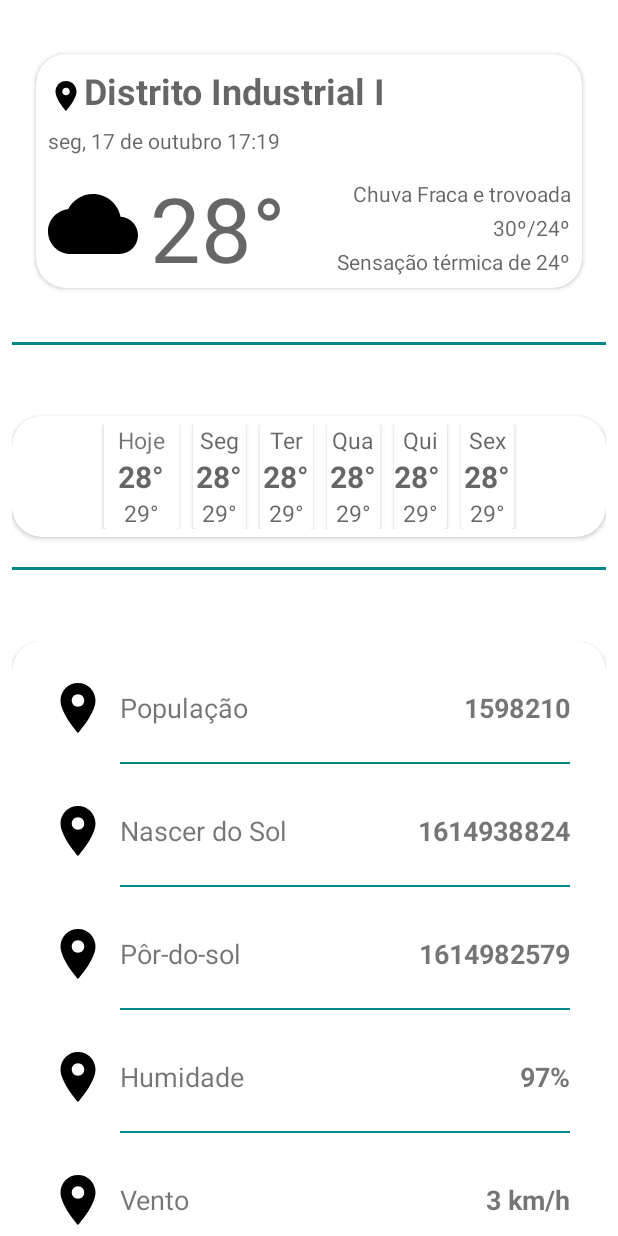
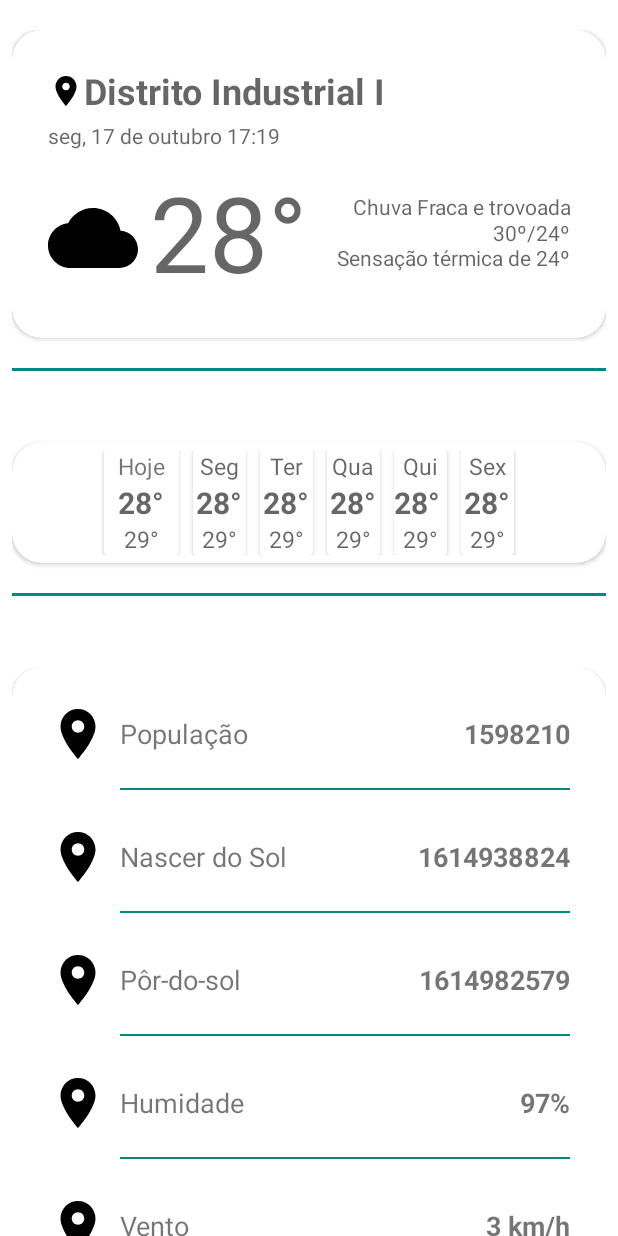
Before and after one commit to dijoncavalcante/weatherForecast, an Android app: the layout list_item.xml on its own in the app's theme, with its tools: preview values and no code run, on a phone screen of 412 x 824 dp. Run offline under Robolectric (Android 15) with nearby library versions, the phone set to English and light mode, and no system bars; network calls fail.

Commit message:
feature: Fixed block 1 of the home page

```diff
--- a/app/src/main/res/layout/list_item.xml
+++ b/app/src/main/res/layout/list_item.xml
@@ -12,22 +12,20 @@
         android:id="@+id/cv_location"
         android:layout_width="match_parent"
         android:layout_height="wrap_content"
-        android:layout_margin="16dp"
         app:cardCornerRadius="20dp">
 
         <androidx.constraintlayout.widget.ConstraintLayout
             android:id="@+id/cl_block1"
             android:layout_width="match_parent"
-            android:layout_height="match_parent">
+            android:layout_height="match_parent"
+            android:padding="24dp">
 
             <ImageView
                 android:id="@+id/iv_location_block1"
                 android:layout_width="0dp"
                 android:layout_height="wrap_content"
-                android:layout_marginStart="8dp"
-                android:layout_marginLeft="8dp"
-                android:layout_marginTop="8dp"
                 android:src="@drawable/ic_location_24"
+                app:layout_constraintBottom_toBottomOf="@id/tv_location_block1"
                 app:layout_constraintStart_toStartOf="parent"
                 app:layout_constraintTop_toTopOf="@id/tv_location_block1" />
 
@@ -35,7 +33,6 @@
                 android:id="@+id/tv_location_block1"
                 android:layout_width="0dp"
                 android:layout_height="wrap_content"
-                android:layout_marginTop="8dp"
                 android:hint="Distrito Industrial I"
                 android:textAllCaps="true"
                 android:textSize="24sp"
@@ -45,9 +42,8 @@
 
             <TextView
                 android:id="@+id/tv_date_block1"
-                android:layout_width="match_parent"
+                android:layout_width="0dp"
                 android:layout_height="wrap_content"
-                android:layout_marginStart="8dp"
                 android:layout_marginTop="8dp"
                 android:hint="seg, 17 de outubro 17:19"
                 app:layout_constraintStart_toStartOf="parent"
@@ -57,30 +53,38 @@
                 android:id="@+id/iv_ic_weather_block1"
                 android:layout_width="60dp"
                 android:layout_height="60dp"
-                android:layout_marginStart="8dp"
                 android:layout_marginTop="8dp"
                 android:src="@drawable/ic_cloud_32"
                 app:layout_constraintStart_toStartOf="parent"
+                app:layout_constraintBottom_toBottomOf="@id/tv_current_temperature_block1"
                 app:layout_constraintTop_toTopOf="@id/tv_current_temperature_block1" />
 
             <TextView
                 android:id="@+id/tv_current_temperature_block1"
-                android:layout_width="0dp"
+                android:layout_width="wrap_content"
                 android:layout_height="wrap_content"
                 android:layout_marginStart="8dp"
                 android:layout_marginTop="8dp"
                 android:layout_marginBottom="8dp"
-                android:hint="28°"
-                android:textSize="60sp"
+                android:hint="28"
+                android:textSize="70sp"
                 app:layout_constraintStart_toEndOf="@id/iv_ic_weather_block1"
                 app:layout_constraintTop_toBottomOf="@id/tv_date_block1" />
+            <TextView
+                android:id="@+id/tv_current_temperature_degree_block1"
+                android:layout_width="wrap_content"
+                android:layout_height="wrap_content"
+                android:hint="°"
+                android:textSize="70sp"
+                app:layout_constraintStart_toEndOf="@id/tv_current_temperature_block1"
+                app:layout_constraintBottom_toBottomOf="@id/tv_current_temperature_block1"
+                app:layout_constraintTop_toTopOf="@id/tv_current_temperature_block1" />
 
             <TextView
                 android:id="@+id/tv_temperature_description_block1"
-                android:layout_width="wrap_content"
+                android:layout_width="0dp"
                 android:layout_height="wrap_content"
-                android:layout_marginTop="8dp"
-                android:layout_marginEnd="8dp"
+                android:layout_marginTop="20dp"
                 android:gravity="end"
                 android:hint="Chuva Fraca e trovoada"
                 android:textSize="14sp"
@@ -89,9 +93,8 @@
 
             <TextView
                 android:id="@+id/tv_max_min_temperature_block1"
-                android:layout_width="wrap_content"
+                android:layout_width="0dp"
                 android:layout_height="wrap_content"
-                android:layout_marginEnd="8dp"
                 android:gravity="end"
                 android:hint="30º/24º"
                 android:textSize="14sp"
@@ -101,10 +104,9 @@
 
             <TextView
                 android:id="@+id/tv_sensation_temperature_block1"
-                android:layout_width="wrap_content"
+                android:layout_width="0dp"
                 android:layout_height="wrap_content"
-                android:layout_marginEnd="8dp"
-                android:layout_marginBottom="8dp"
+                android:layout_marginBottom="20dp"
                 android:gravity="end"
                 android:hint="Sensação térmica de 24º"
                 android:textSize="14sp"
```
